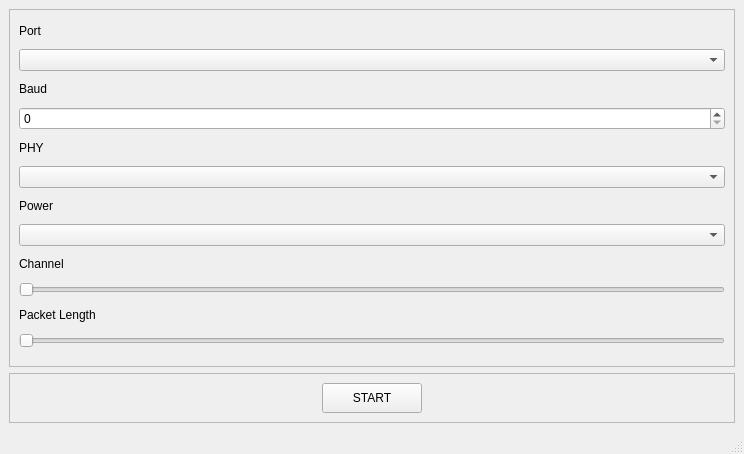
Above: src/dtm_tx.ui from EricB-ADI/BLE_DTM_TX before the change. Below: the same form after it.
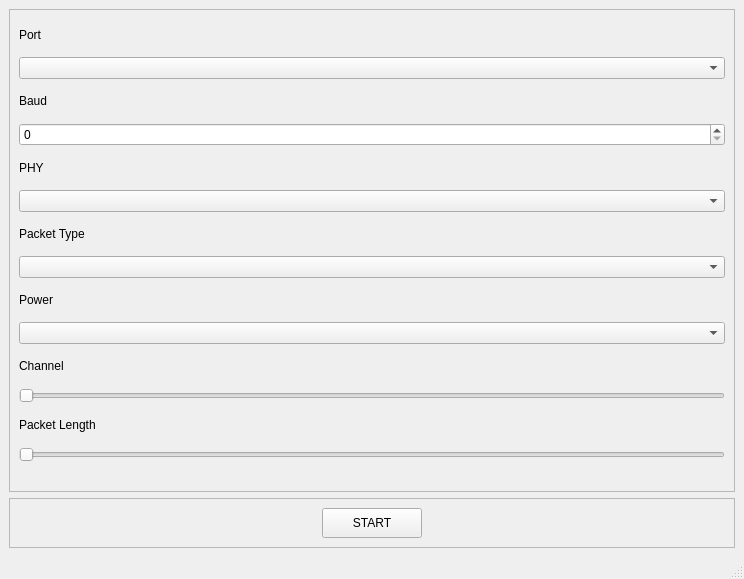
That is the form after the change.

Patch:
```diff
--- a/src/dtm_tx.ui
+++ b/src/dtm_tx.ui
@@ -7,7 +7,7 @@
     <x>0</x>
     <y>0</y>
     <width>744</width>
-    <height>454</height>
+    <height>579</height>
    </rect>
   </property>
   <property name="maximumSize">
@@ -92,6 +92,22 @@
        <item>
         <widget class="QComboBox" name="phy_select"/>
        </item>
+       <item>
+        <widget class="QLabel" name="packet_type_label">
+         <property name="maximumSize">
+          <size>
+           <width>16777215</width>
+           <height>20</height>
+          </size>
+         </property>
+         <property name="text">
+          <string>Packet Type</string>
+         </property>
+        </widget>
+       </item>
+       <item>
+        <widget class="QComboBox" name="packet_type_select"/>
+       </item>
        <item>
         <widget class="QLabel" name="label_4">
          <property name="maximumSize">
```
